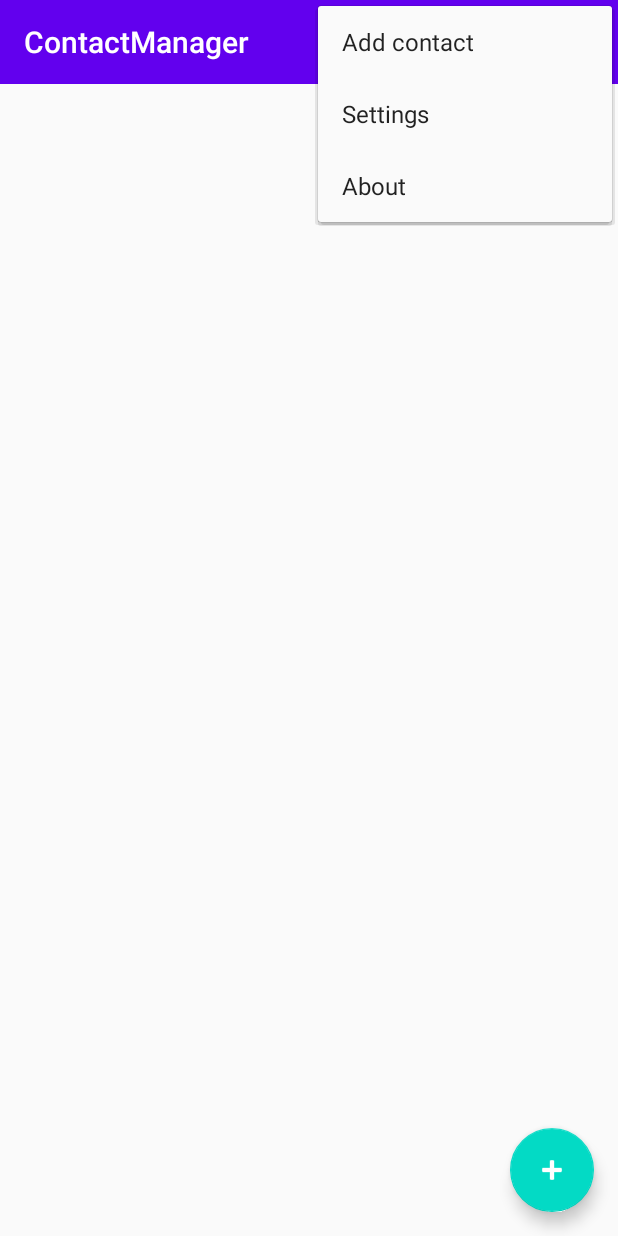
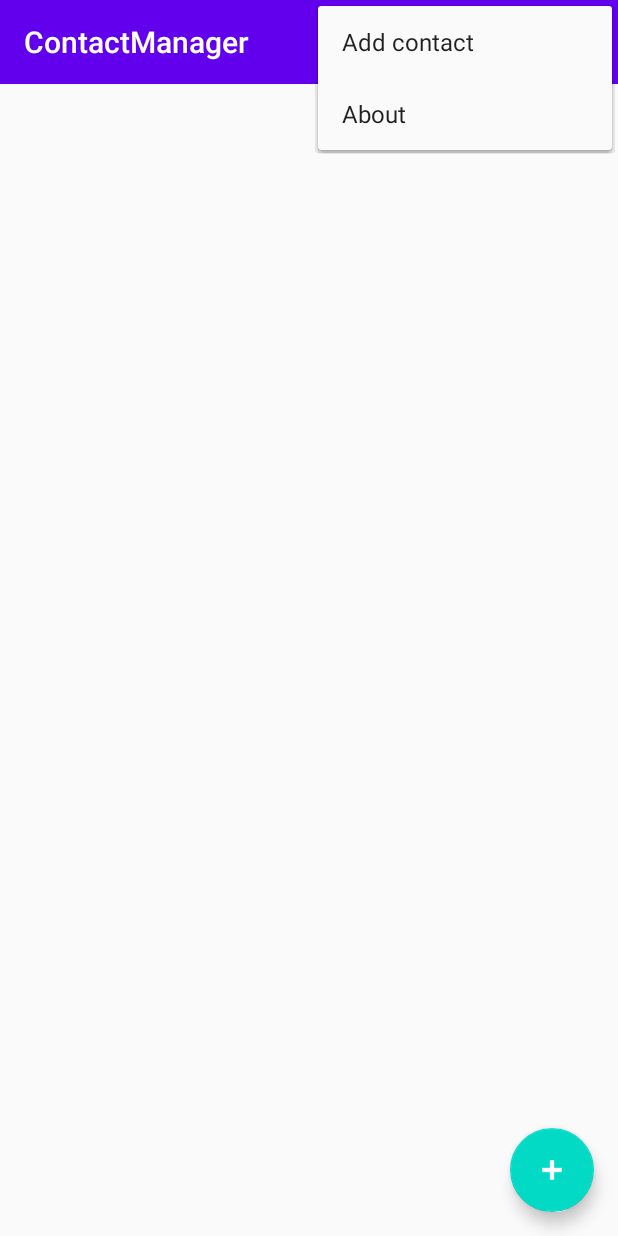
Before and after one commit to matiboux/griffith-android-contactmanager, an Android app: the screen it shows after launch (ListContacts), with the options menu open, on a phone screen of 412 x 824 dp. Run offline under Robolectric (Android 15) with nearby library versions, the phone set to English and light mode, and no system bars.

Commit message:
Removed the Settings activity + Updated menus

```diff
--- a/ContactManager/app/src/main/AndroidManifest.xml
+++ b/ContactManager/app/src/main/AndroidManifest.xml
@@ -28,9 +28,6 @@
             android:label="@string/title_activity_add_contact"
             android:screenOrientation="portrait" />
         <activity
-            android:name=".Settings"
-            android:label="@string/title_activity_settings" />
-        <activity
             android:name=".About"
             android:label="@string/title_activity_about" />
     </application>
--- a/ContactManager/app/src/main/java/com/matiboux/griffith/contactmanager/ListContacts.java
+++ b/ContactManager/app/src/main/java/com/matiboux/griffith/contactmanager/ListContacts.java
@@ -106,16 +106,10 @@ public class ListContacts extends AppCompatActivity {
         // as you specify a parent activity in AndroidManifest.xml.
         int id = item.getItemId();
 
-        //noinspection SimplifiableIfStatement
         switch (id) {
             case R.id.action_add_contact:
                 // Move to Add contact Activity
                 startActivityForResult(new Intent(this, AddContact.class), 1);
-                return true;
-
-            case R.id.action_settings:
-                // Move to Settings Activity
-                startActivity(new Intent(this, Settings.class));
                 return true;
 
             case R.id.action_about:
--- a/ContactManager/app/src/main/res/menu/menu_add_contact.xml
+++ b/ContactManager/app/src/main/res/menu/menu_add_contact.xml
@@ -5,7 +5,6 @@
 
     <item
         android:id="@+id/action_submit"
-        android:orderInCategory="100"
         android:icon="@drawable/ic_check_icon"
         app:iconTint="@android:color/white"
         app:showAsAction="always" />
--- a/ContactManager/app/src/main/res/menu/menu_list_contacts.xml
+++ b/ContactManager/app/src/main/res/menu/menu_list_contacts.xml
@@ -5,17 +5,10 @@
 
     <item
         android:id="@+id/action_add_contact"
-        android:orderInCategory="100"
         android:title="@string/action_add_contact"
         app:showAsAction="never" />
     <item
-        android:id="@+id/action_settings"
-        android:orderInCategory="100"
-        android:title="@string/action_settings"
-        app:showAsAction="never" />
-    <item
         android:id="@+id/action_about"
-        android:orderInCategory="100"
         android:title="@string/action_about"
         app:showAsAction="never" />
 </menu>
```
Also changed, not shown: ContactManager/app/src/main/java/com/matiboux/griffith/contactmanager/Settings.java (deleted, +0 -45 lines), ContactManager/app/src/main/res/menu/menu_show_contact.xml (+0 -12 lines).
